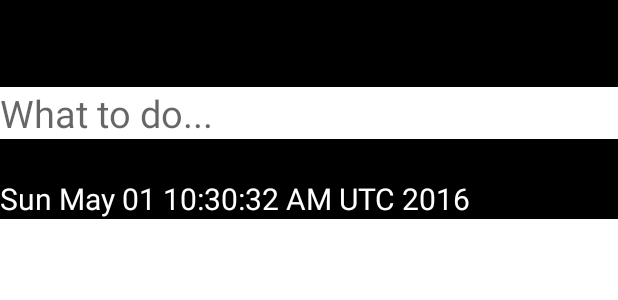
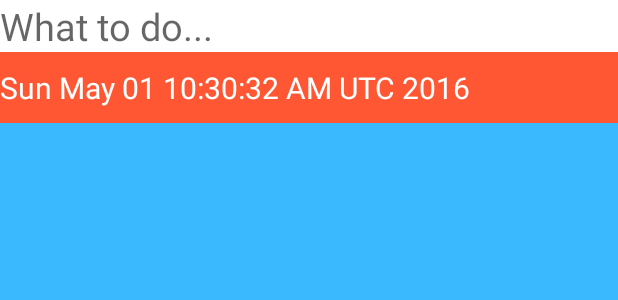
Before and after one commit to xuezhouappdev/EasyTravel, an Android app: the layout reminder_main.xml on its own in the app's theme, with its tools: preview values and no code run, on a phone screen of 412 x 824 dp. Shown: the top 300 px of the screen. Run offline under Robolectric (Android 15) with nearby library versions, the phone set to English and light mode, and no system bars.

Commit message:
change on the reminder layout -text color of edit text box to black -reminder list background color to sky blue, -add action bar to remider activity

```diff
--- a/app/src/main/AndroidManifest.xml
+++ b/app/src/main/AndroidManifest.xml
@@ -82,8 +82,9 @@
         <!--ting reminder -->
         <activity
             android:name=".ReminderActivity"
-            android:label="@string/app_name"
-            android:theme="@style/AppTheme.NoActionBar">
+            android:label="@string/title_activity_reminder"
+            android:theme="@style/AppTheme.AppBarOverlay"
+            >
             <intent-filter>
                 <action android:name="android.intent.action.MAIN" />
 
--- a/app/src/main/java/xuezhou_cs680/easytravel/ReminderActivity.java
+++ b/app/src/main/java/xuezhou_cs680/easytravel/ReminderActivity.java
@@ -59,7 +59,7 @@ public class ReminderActivity extends Activity implements AdapterView.OnItemClic
         listview = (ListView)findViewById(R.id.list);
         listview.setOnItemClickListener(this);
 
-        adapter = new ArrayAdapter<String>(this, android.R.layout.simple_list_item_1, number);
+        adapter = new ArrayAdapter<String>(this,android.R.layout.simple_list_item_1, number);
         listview.setAdapter(adapter);
 
         try {
@@ -100,8 +100,8 @@ public class ReminderActivity extends Activity implements AdapterView.OnItemClic
         //*** set the date and time ***//
         Calendar c = Calendar.getInstance();
         //c.set(year,month,day,hour,minute);
-        c.set(Calendar.HOUR, 05);
-        c.set(Calendar.MINUTE, 35);
+        c.set(Calendar.HOUR, 06);
+        c.set(Calendar.MINUTE,10);
         c.set(Calendar.SECOND, 20);
         c.set(Calendar.AM_PM, Calendar.PM);
 
--- a/app/src/main/res/layout/reminder_main.xml
+++ b/app/src/main/res/layout/reminder_main.xml
@@ -1,21 +1,24 @@
-<RelativeLayout xmlns:android="http://schemas.android.com/apk/res/android"
+<?xml version="1.0" encoding="utf-8"?>
+<LinearLayout xmlns:android="http://schemas.android.com/apk/res/android"
     xmlns:tools="http://schemas.android.com/tools"
     android:layout_width="match_parent"
     android:layout_height="match_parent"
+    android:orientation="vertical"
     tools:context="${relativePackage}.${activityClass}"
-    android:background="#000000" >
+    android:background="@color/colorYellow" >
 
     <EditText
         android:id="@+id/enterdata"
-        android:layout_width="wrap_content"
+        android:layout_width="match_parent"
         android:layout_height="wrap_content"
         android:layout_alignParentLeft="true"
         android:layout_alignParentRight="true"
-        android:layout_marginTop="58dp"
+        android:layout_marginTop="0dp"
         android:background="#FFFFFF"
         android:ems="10"
         android:hint="What to do..."
-        android:textSize="25sp" />
+        android:textSize="25sp"
+        android:textColor="@color/colorBlack"/>
 
     <TextClock
         android:id="@+id/clock"
@@ -23,18 +26,21 @@
         android:layout_height="wrap_content"
         android:layout_alignParentLeft="true"
         android:layout_below="@id/enterdata"
-        android:layout_marginTop="26dp"
+        android:layout_marginTop="10dp"
         android:textColor="#FFFFFF"
         android:textSize="20sp"
         android:format12Hour="EEE MMM dd hh:mm:ss aa zzz yyyy"/>
 
 
-    <ListView
+    <ListView xmlns:android="http://schemas.android.com/apk/res/android"
         android:id="@+id/list"
         android:layout_below="@id/clock"
+        android:layout_marginTop="10dp"
         android:layout_width="match_parent"
         android:layout_height="match_parent"
-        android:background="#FFFFFF">
+        android:background="@color/colorSkyblue">
+
+
     </ListView>
 
-</RelativeLayout>
+</LinearLayout>
--- a/app/src/main/res/values/colors.xml
+++ b/app/src/main/res/values/colors.xml
@@ -13,6 +13,7 @@
     <color name="colorLightBlue">#CCE5FF</color>
 
     <color name="colorLightYellow">#FFFFCC</color>
+    <color name="colorSkyblue">#3BB9FF</color>
 
 
     <color name="colorBrightNavyBlue">#1974D2</color>
--- a/app/src/main/res/values/strings.xml
+++ b/app/src/main/res/values/strings.xml
@@ -11,5 +11,6 @@
     <string name="title_activity_calculator">Calculator</string>
 
     <string name="title_activity_expense">ExpenseActivity</string>
+    <string name="title_activity_reminder">Reminder</string>
 
 </resources>
--- a/app/src/main/res/values/styles.xml
+++ b/app/src/main/res/values/styles.xml
@@ -15,7 +15,9 @@
         <item name="windowNoTitle">true</item>
     </style>
 
-    <style name="AppTheme.AppBarOverlay" parent="ThemeOverlay.AppCompat.Dark.ActionBar" />
+    <style name="AppTheme.AppBarOverlay" parent="ThemeOverlay.AppCompat.ActionBar" >
+        <item name="colorPrimary">@color/colorYellow</item>
+    </style>
 
     <style name="AppTheme.PopupOverlay" parent="ThemeOverlay.AppCompat.Light" />
 
```
